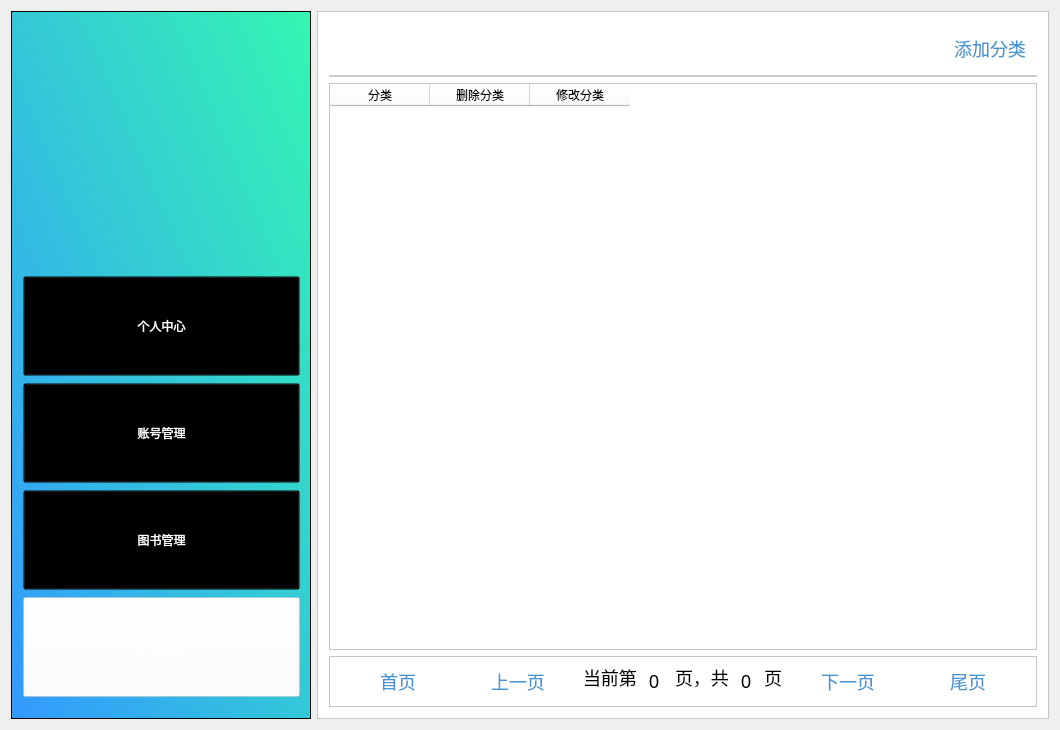
Above: Library/Library/admin_classify.ui from BooksOcean/BooksOcean before the change. Below: the same form after it.
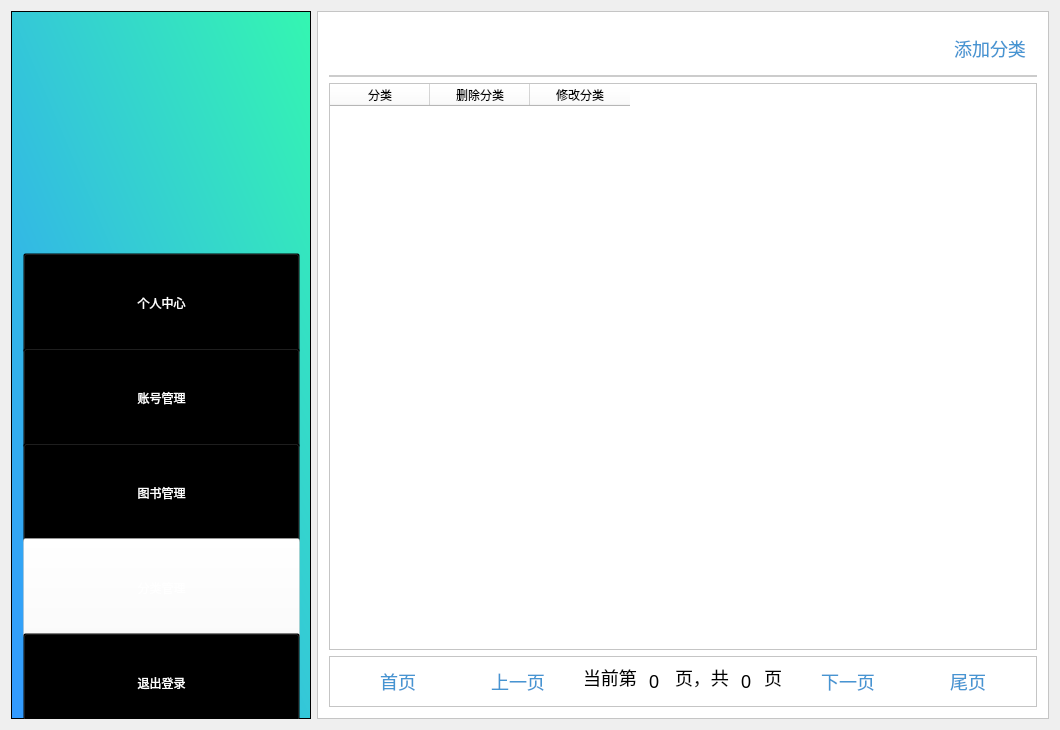
That is the form after the change. Icons and pictures are not drawn.

What changed in the file:
```diff
--- a/Library/Library/admin_classify.ui
+++ b/Library/Library/admin_classify.ui
@@ -175,6 +175,26 @@
            </property>
           </widget>
          </item>
+         <item>
+          <widget class="QPushButton" name="btnLogout">
+           <property name="minimumSize">
+            <size>
+             <width>0</width>
+             <height>100</height>
+            </size>
+           </property>
+           <property name="styleSheet">
+            <string notr="true">font: 12pt &quot;微软雅黑&quot;;
+color:white;
+background:transparent;
+cursor:pointer;
+</string>
+           </property>
+           <property name="text">
+            <string>退出登录</string>
+           </property>
+          </widget>
+         </item>
         </layout>
        </item>
       </layout>
```
